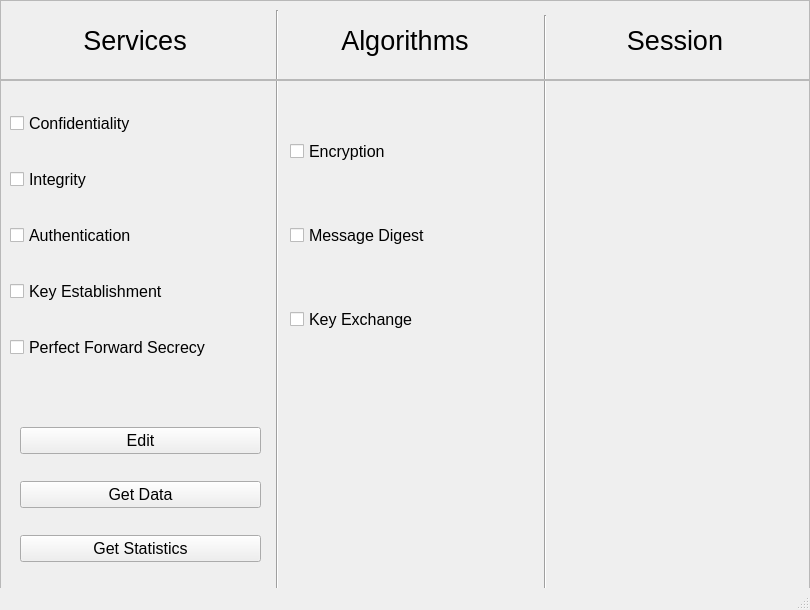
CarrascoII/thesis-research, file tools/ui/main.ui: the form before one commit.
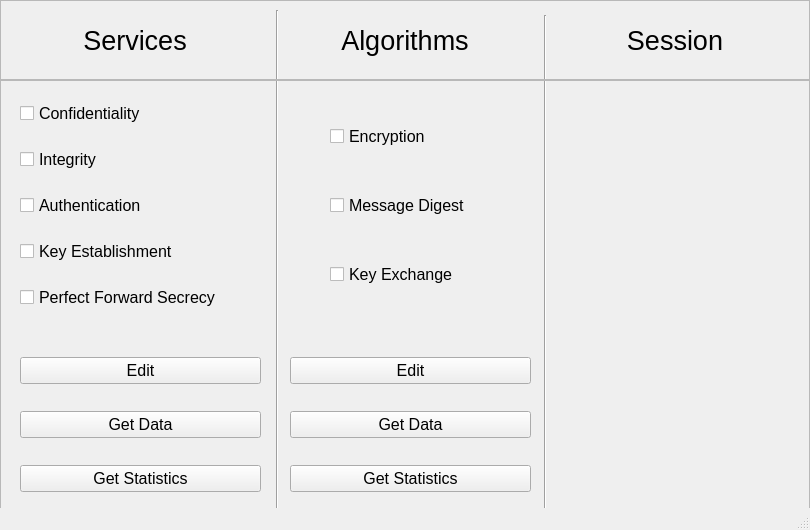
The form after the commit.

```diff
--- a/tools/ui/main.ui
+++ b/tools/ui/main.ui
@@ -7,7 +7,7 @@
     <x>0</x>
     <y>0</y>
     <width>810</width>
-    <height>610</height>
+    <height>530</height>
    </rect>
   </property>
   <property name="windowTitle">
@@ -20,7 +20,7 @@
       <x>270</x>
       <y>10</y>
       <width>15</width>
-      <height>580</height>
+      <height>510</height>
      </rect>
     </property>
     <property name="orientation">
@@ -33,7 +33,7 @@
       <x>540</x>
       <y>15</y>
       <width>10</width>
-      <height>580</height>
+      <height>510</height>
      </rect>
     </property>
     <property name="orientation">
@@ -118,7 +118,7 @@
       <x>0</x>
       <y>80</y>
       <width>810</width>
-      <height>520</height>
+      <height>440</height>
      </rect>
     </property>
     <property name="font">
@@ -135,10 +135,10 @@
     <widget class="QWidget" name="verticalLayoutWidget">
      <property name="geometry">
       <rect>
-       <x>10</x>
+       <x>20</x>
        <y>0</y>
-       <width>261</width>
-       <height>311</height>
+       <width>241</width>
+       <height>251</height>
       </rect>
      </property>
      <layout class="QVBoxLayout" name="verticalLayout">
@@ -185,10 +185,10 @@
     <widget class="QWidget" name="verticalLayoutWidget_2">
      <property name="geometry">
       <rect>
-       <x>290</x>
+       <x>330</x>
        <y>0</y>
-       <width>251</width>
-       <height>311</height>
+       <width>171</width>
+       <height>251</height>
       </rect>
      </property>
      <layout class="QVBoxLayout" name="verticalLayout_2">
@@ -222,7 +222,7 @@
      <property name="geometry">
       <rect>
        <x>10</x>
-       <y>320</y>
+       <y>250</y>
        <width>261</width>
        <height>191</height>
       </rect>
@@ -263,6 +263,51 @@
       </item>
      </layout>
     </widget>
+    <widget class="QWidget" name="verticalLayoutWidget_4">
+     <property name="geometry">
+      <rect>
+       <x>280</x>
+       <y>250</y>
+       <width>261</width>
+       <height>191</height>
+      </rect>
+     </property>
+     <layout class="QVBoxLayout" name="verticalLayout_4">
+      <property name="spacing">
+       <number>0</number>
+      </property>
+      <property name="leftMargin">
+       <number>10</number>
+      </property>
+      <property name="rightMargin">
+       <number>10</number>
+      </property>
+      <property name="bottomMargin">
+       <number>0</number>
+      </property>
+      <item>
+       <widget class="QPushButton" name="buttonEditAlgs">
+        <property name="text">
+         <string>Edit</string>
+        </property>
+       </widget>
+      </item>
+      <item>
+       <widget class="QPushButton" name="buttonProfAlgs">
+        <property name="text">
+         <string>Get Data</string>
+        </property>
+       </widget>
+      </item>
+      <item>
+       <widget class="QPushButton" name="buttonAnalAlgs">
+        <property name="text">
+         <string>Get Statistics</string>
+        </property>
+       </widget>
+      </item>
+     </layout>
+    </widget>
    </widget>
   </widget>
   <widget class="QMenuBar" name="menubar">
```
